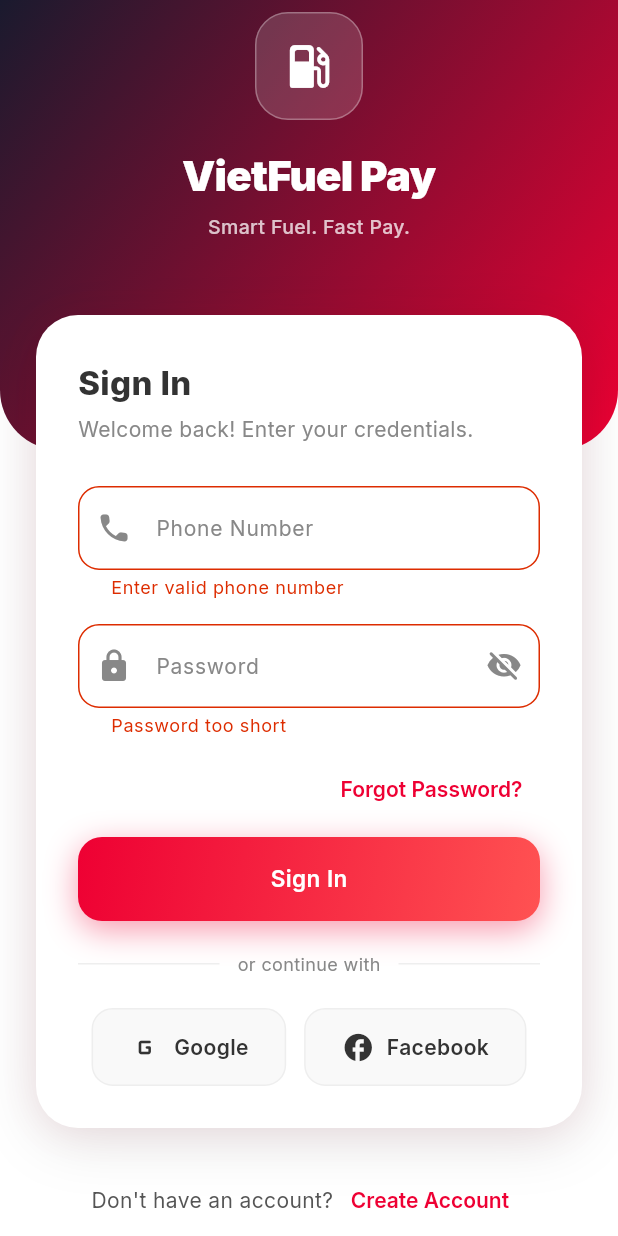
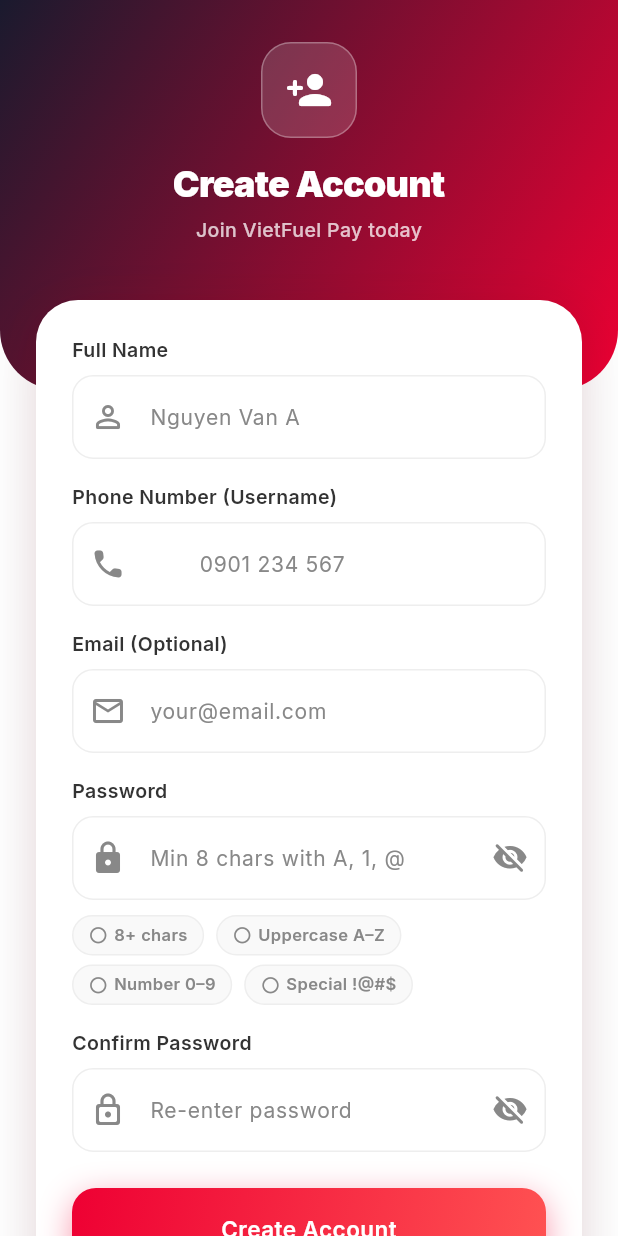
Before and after one commit to JackSkyVN/VietFuel-Pay, a Flutter app: the LoginScreen screen opened by its route, scrolled down 32 dp, after a tap on "Sign In", after a tap on "Create Account", on a phone screen of 412 x 824 dp. Run offline on Flutter 3.47's test engine with Material 3 defaults, Android fonts, the phone set to English and light mode, and no system bars; drawn by our look-alikes of flutter_animate; our stand-ins replace dio, equatable, flutter_map, flutter_riverpod, geolocator, google_fonts and 6 more; accounts and stored records are empty.

Commit message:
Register Section

```diff
--- a/lib/core/constants/app_routes.dart
+++ b/lib/core/constants/app_routes.dart
@@ -2,6 +2,7 @@
   static const String splash = '/';
   static const String onboarding = '/onboarding';
   static const String login = '/login';
+  static const String register = '/register';
   static const String dashboard = '/dashboard';
   static const String offlineQr = '/offline-qr';
   static const String payment = '/payment';
--- a/lib/features/auth/data/datasources/auth_remote_datasource.dart
+++ b/lib/features/auth/data/datasources/auth_remote_datasource.dart
@@ -17,4 +17,25 @@
     );
     return Map<String, dynamic>.from(response.data as Map);
   }
+
+  /// Calls POST /auth/register.
+  /// Returns the raw JSON map (same shape as login) on success.
+  /// Throws [DioException] on network/HTTP errors.
+  Future<Map<String, dynamic>> register({
+    required String fullName,
+    required String phone,
+    required String password,
+    String? email,
+  }) async {
+    final response = await dio.post(
+      '/auth/register',
+      data: {
+        'full_name': fullName,
+        'phone': phone,
+        'password': password,
+        if (email != null && email.isNotEmpty) 'email': email,
+      },
+    );
+    return Map<String, dynamic>.from(response.data as Map);
+  }
 }
--- a/lib/features/auth/presentation/screens/login_screen.dart
+++ b/lib/features/auth/presentation/screens/login_screen.dart
@@ -5,6 +5,7 @@
 import 'package:flutter_riverpod/flutter_riverpod.dart';
 
 import '../../../../core/constants/app_colors.dart';
+import '../../../../core/constants/app_routes.dart';
 import '../../../../core/constants/app_strings.dart';
 import '../../../../core/network/api_client.dart';
 import '../../../../shared/widgets/animated_button.dart';
@@ -330,7 +331,8 @@
                         style: TextStyle(color: AppColors.darkGray),
                       ),
                       TextButton(
-                        onPressed: () {},
+                        onPressed: () =>
+                            Navigator.of(context).pushNamed(AppRoutes.register),
                         child: const Text(AppStrings.signUp),
                       ),
                     ],
--- /dev/null
+++ b/lib/features/auth/presentation/screens/register_screen.dart
@@ -0,0 +1,523 @@
+import 'package:dio/dio.dart';
+import 'package:flutter/material.dart';
+import 'package:flutter/services.dart';
+import 'package:flutter_animate/flutter_animate.dart';
+import 'package:flutter_riverpod/flutter_riverpod.dart';
+
+import '../../../../core/constants/app_colors.dart';
+import '../../../../core/constants/app_routes.dart';
+import '../../../../core/network/api_client.dart';
+import '../../../../shared/widgets/animated_button.dart';
+import '../../data/datasources/auth_remote_datasource.dart';
+import '../providers/auth_providers.dart';
+
+class RegisterScreen extends ConsumerStatefulWidget {
+  const RegisterScreen({super.key});
+
+  @override
+  ConsumerState<RegisterScreen> createState() => _RegisterScreenState();
+}
+
+class _RegisterScreenState extends ConsumerState<RegisterScreen> {
+  final _formKey = GlobalKey<FormState>();
+  final _nameCtrl = TextEditingController();
+  final _phoneCtrl = TextEditingController();
+  final _emailCtrl = TextEditingController();
+  final _passCtrl = TextEditingController();
+  final _confirmCtrl = TextEditingController();
+
+  bool _obscurePass = true;
+  bool _obscureConfirm = true;
+  bool _isLoading = false;
+  String? _errorMessage;
+
+  // Live password-strength indicators
+  bool get _hasUpper => RegExp(r'[A-Z]').hasMatch(_passCtrl.text);
+  bool get _hasNumber => RegExp(r'[0-9]').hasMatch(_passCtrl.text);
+  bool get _hasSpecial =>
+      RegExp(r'[!@#$%^&*(),.?":{}|<>_\-+=/\\[\]~`]').hasMatch(_passCtrl.text);
+  bool get _hasMinLen => _passCtrl.text.length >= 8;
+
+  @override
+  void initState() {
+    super.initState();
+    _passCtrl.addListener(() => setState(() {}));
+  }
+
+  @override
+  void dispose() {
+    _nameCtrl.dispose();
+    _phoneCtrl.dispose();
+    _emailCtrl.dispose();
+    _passCtrl.dispose();
+    _confirmCtrl.dispose();
+    super.dispose();
+  }
+
+  // ── Normalise phone: "901234567" → "0901234567" ────────────────────────────
+  String _normalisePhone(String raw) {
+    String p = raw.trim();
+    if (p.startsWith('84')) return '0${p.substring(2)}';
+    if (!p.startsWith('0')) return '0$p';
+    return p;
+  }
+
+  // ── Submit ─────────────────────────────────────────────────────────────────
+  Future<void> _register() async {
+    setState(() => _errorMessage = null);
+    if (!_formKey.currentState!.validate()) return;
+
+    setState(() => _isLoading = true);
+
+    try {
+      final dio = ref.read(dioProvider);
+      final ds = AuthRemoteDataSource(dio);
+
+      final data = await ds.register(
+        fullName: _nameCtrl.text.trim(),
+        phone: _normalisePhone(_phoneCtrl.text),
+        password: _passCtrl.text,
+        email: _emailCtrl.text.trim().isEmpty ? null : _emailCtrl.text.trim(),
+      );
+
+      await ref.read(authSessionProvider.notifier).login(
+            AuthSession(
+              accessToken: data['access_token'] as String,
+              customerId: data['customer_id'] as String,
+              fullName: data['full_name'] as String,
+              phone: data['phone'] as String,
+            ),
+          );
+
+      if (mounted) {
+        Navigator.of(context).pushNamedAndRemoveUntil(
+          AppRoutes.dashboard,
+          (_) => false,
+        );
+      }
+    } on DioException catch (e) {
+      final statusCode = e.response?.statusCode;
+      final detail = e.response?.data?['detail'] as String?;
+      if (statusCode == 409) {
+        setState(() => _errorMessage =
+            detail ?? 'This phone number is already registered.');
+      } else if (statusCode == 422) {
+        // Pydantic validation error from server
+        final errors = e.response?.data?['detail'];
+        if (errors is List && errors.isNotEmpty) {
+          setState(() => _errorMessage = errors.first['msg'] as String? ??
+              'Validation error. Check your inputs.');
+        } else {
+          setState(() => _errorMessage = detail ?? 'Invalid input.');
+        }
+      } else {
+        setState(() =>
+            _errorMessage = 'Network error. Please check your connection.');
+      }
+    } catch (_) {
+      setState(() => _errorMessage = 'An unexpected error occurred.');
+    } finally {
+      if (mounted) setState(() => _isLoading = false);
+    }
+  }
+
+  // ── Build ──────────────────────────────────────────────────────────────────
+  @override
+  Widget build(BuildContext context) {
+    return Scaffold(
+      backgroundColor: AppColors.white,
+      body: Stack(
+        children: [
+          // Header gradient blob
+          Positioned(
+            top: 0,
+            left: 0,
+            right: 0,
+            height: 260,
+            child: Container(
+              decoration: const BoxDecoration(
+                gradient: LinearGradient(
+                  colors: [Color(0xFF1A1A2E), AppColors.primaryRed],
+                  begin: Alignment.topLeft,
+                  end: Alignment.bottomRight,
+                ),
+                borderRadius:
+                    BorderRadius.vertical(bottom: Radius.circular(40)),
+              ),
+            ),
+          ),
+
+          SafeArea(
+            child: SingleChildScrollView(
+              padding: const EdgeInsets.fromLTRB(24, 0, 24, 40),
+              child: Column(
+                children: [
+                  const SizedBox(height: 28),
+
+                  // Logo area
+                  Column(
+                    children: [
+                      Container(
+                        width: 64,
+                        height: 64,
+                        decoration: BoxDecoration(
+                          color: Colors.white.withValues(alpha: 0.15),
+                          borderRadius: BorderRadius.circular(20),
+                          border: Border.all(
+                              color: Colors.white.withValues(alpha: 0.3)),
+                        ),
+                        child: const Icon(Icons.person_add_rounded,
+                            color: Colors.white, size: 32),
+                      )
+                          .animate()
+                          .scale(duration: 600.ms, curve: Curves.elasticOut),
+                      const SizedBox(height: 12),
+                      const Text(
+                        'Create Account',
+                        style: TextStyle(
+                          color: Colors.white,
+                          fontSize: 24,
+                          fontWeight: FontWeight.w900,
+                          letterSpacing: -0.5,
+                        ),
+                      ).animate().fadeIn(delay: 100.ms, duration: 500.ms),
+                      const SizedBox(height: 4),
+                      Text(
+                        'Join VietFuel Pay today',
+                        style: TextStyle(
+                          color: Colors.white.withValues(alpha: 0.75),
+                          fontSize: 13,
+                          fontWeight: FontWeight.w500,
+                        ),
+                      ).animate().fadeIn(delay: 200.ms, duration: 500.ms),
+                    ],
+                  ),
+
+                  const SizedBox(height: 36),
+
+                  // Form card
+                  Container(
+                    padding: const EdgeInsets.all(24),
+                    decoration: BoxDecoration(
+                      color: AppColors.white,
+                      borderRadius: BorderRadius.circular(28),
+                      boxShadow: AppColors.cardShadow,
+                    ),
+                    child: Form(
+                      key: _formKey,
+                      child: Column(
+                        crossAxisAlignment: CrossAxisAlignment.start,
+                        children: [
+                          // ── Full Name ────────────────────────────────────
+                          _FieldLabel(label: 'Full Name'),
+                          const SizedBox(height: 6),
+                          TextFormField(
+                            controller: _nameCtrl,
+                            textCapitalization: TextCapitalization.words,
+                            decoration: const InputDecoration(
+                              hintText: 'Nguyen Van A',
+                              prefixIcon: Icon(Icons.person_outline_rounded,
+                                  color: AppColors.mediumGray),
+                            ),
+                            validator: (v) => (v == null || v.trim().length < 2)
+                                ? 'Enter your full name (min 2 characters)'
+                                : null,
+                          ),
+                          const SizedBox(height: 16),
+
+                          // ── Phone Number ─────────────────────────────────
+                          _FieldLabel(label: 'Phone Number (Username)'),
+                          const SizedBox(height: 6),
+                          TextFormField(
+                            controller: _phoneCtrl,
+                            keyboardType: TextInputType.phone,
+                            inputFormatters: [
+                              FilteringTextInputFormatter.digitsOnly
+                            ],
+                            decoration: const InputDecoration(
+                              hintText: '0901 234 567',
+                              prefixIcon: Icon(Icons.phone_rounded,
+                                  color: AppColors.mediumGray),
+                              prefixText: '+84 ',
+                            ),
+                            validator: (v) {
+                              if (v == null || v.isEmpty) {
+                                return 'Phone number is required';
+                              }
+                              final normalised = _normalisePhone(v);
+                              final regex =
+                                  RegExp(r'^0[35789][0-9]{8}$');
+                              if (!regex.hasMatch(normalised)) {
+                                return 'Enter a valid Vietnamese mobile number (10 digits, 03/05/07/08/09...)';
+                              }
+                              return null;
+                            },
+                          ),
+                          const SizedBox(height: 16),
+
+                          // ── Email (optional) ─────────────────────────────
+                          _FieldLabel(label: 'Email (Optional)'),
+                          const SizedBox(height: 6),
+                          TextFormField(
+                            controller: _emailCtrl,
+                            keyboardType: TextInputType.emailAddress,
+                            decoration: const InputDecoration(
+                              hintText: 'your@email.com',
+                              prefixIcon: Icon(Icons.email_outlined,
+                                  color: AppColors.mediumGray),
+                            ),
+                            validator: (v) {
+                              if (v == null || v.isEmpty) return null; // optional
+                              if (!RegExp(r'^[^@]+@[^@]+\.[^@]+').hasMatch(v)) {
+                                return 'Enter a valid email address';
+                              }
+                              return null;
+                            },
+                          ),
+                          const SizedBox(height: 16),
+
+                          // ── Password ─────────────────────────────────────
+                          _FieldLabel(label: 'Password'),
+                          const SizedBox(height: 6),
+                          TextFormField(
+                            controller: _passCtrl,
+                            obscureText: _obscurePass,
+                            decoration: InputDecoration(
+                              hintText: 'Min 8 chars with A, 1, @',
+                              prefixIcon: const Icon(Icons.lock_rounded,
+                                  color: AppColors.mediumGray),
+                              suffixIcon: IconButton(
+                                icon: Icon(
+                                  _obscurePass
+                                      ? Icons.visibility_off_rounded
+                                      : Icons.visibility_rounded,
+                                  color: AppColors.mediumGray,
+                                ),
+                                onPressed: () => setState(
+                                    () => _obscurePass = !_obscurePass),
+                              ),
+                            ),
+                            validator: (v) {
+                              if (v == null || v.length < 8) {
+                                return 'Password must be at least 8 characters';
+                              }
+                              if (!RegExp(r'[A-Z]').hasMatch(v)) {
+                                return 'Add at least one uppercase letter (A–Z)';
+                              }
+                              if (!RegExp(r'[0-9]').hasMatch(v)) {
+                                return 'Add at least one number (0–9)';
+                              }
+                              if (!RegExp(
+                                      r'[!@#$%^&*(),.?":{}|<>_\-+=/\\[\]~`]')
+                                  .hasMatch(v)) {
+                                return 'Add at least one special character (!@#\$...)';
+                              }
+                              return null;
+                            },
+                          ),
+                          const SizedBox(height: 10),
+
+                          // ── Password strength row ─────────────────────────
+                          _PasswordStrengthRow(
+                            hasUpper: _hasUpper,
+                            hasNumber: _hasNumber,
+                            hasSpecial: _hasSpecial,
+                            hasMinLen: _hasMinLen,
+                          ),
+                          const SizedBox(height: 16),
+
+                          // ── Confirm Password ──────────────────────────────
+                          _FieldLabel(label: 'Confirm Password'),
+                          const SizedBox(height: 6),
+                          TextFormField(
+                            controller: _confirmCtrl,
+                            obscureText: _obscureConfirm,
+                            decoration: InputDecoration(
+                              hintText: 'Re-enter password',
+                              prefixIcon: const Icon(Icons.lock_outline_rounded,
+                                  color: AppColors.mediumGray),
+                              suffixIcon: IconButton(
+                                icon: Icon(
+                                  _obscureConfirm
+                                      ? Icons.visibility_off_rounded
+                                      : Icons.visibility_rounded,
+                                  color: AppColors.mediumGray,
+                                ),
+                                onPressed: () => setState(
+                                    () => _obscureConfirm = !_obscureConfirm),
+                              ),
+                            ),
+                            validator: (v) {
+                              if (v == null || v.isEmpty) {
+                                return 'Please confirm your password';
+                              }
+                              if (v != _passCtrl.text) {
+                                return 'Passwords do not match';
+                              }
+                              return null;
+                            },
+                          ),
+
+                          // ── Error Banner ──────────────────────────────────
+                          if (_errorMessage != null) ...[
+                            const SizedBox(height: 16),
+                            Container(
+                              padding: const EdgeInsets.symmetric(
+                                  horizontal: 16, vertical: 12),
+                              decoration: BoxDecoration(
+                                color:
+                                    AppColors.primaryRed.withValues(alpha: 0.08),
+                                borderRadius: BorderRadius.circular(12),
+                                border: Border.all(
+                                    color: AppColors.primaryRed
+                                        .withValues(alpha: 0.3)),
+                              ),
+                              child: Row(
+                                crossAxisAlignment: CrossAxisAlignment.start,
+                                children: [
+                                  const Icon(Icons.error_outline_rounded,
+                                      color: AppColors.primaryRed, size: 18),
+                                  const SizedBox(width: 10),
+                                  Expanded(
+                                    child: Text(
+                                      _errorMessage!,
+                                      style: const TextStyle(
+                                        color: AppColors.primaryRed,
+                                        fontSize: 13,
+                                        fontWeight: FontWeight.w500,
+                                      ),
+                                    ),
+                                  ),
+                                ],
+                              ),
+                            ).animate().fadeIn(duration: 300.ms).shake(hz: 2),
+                          ],
+
+                          const SizedBox(height: 24),
+
+                          // ── Submit ────────────────────────────────────────
+                          AnimatedPrimaryButton(
+                            label: 'Create Account',
+                            isLoading: _isLoading,
+                            width: double.infinity,
+                            onTap: _register,
+                          ),
+                        ],
+                      ),
+                    ),
+                  ).animate().fadeIn(delay: 300.ms, duration: 500.ms).slideY(begin: 0.2),
+
+                  const SizedBox(height: 20),
+
+                  // ── Back to login ─────────────────────────────────────────
+                  Row(
+                    mainAxisAlignment: MainAxisAlignment.center,
+                    children: [
+                      const Text('Already have an account?',
+                          style: TextStyle(color: AppColors.darkGray)),
+                      TextButton(
+                        onPressed: () => Navigator.of(context).pop(),
+                        child: const Text('Sign In'),
+                      ),
+                    ],
+                  ).animate().fadeIn(delay: 500.ms, duration: 400.ms),
+                ],
+              ),
+            ),
+          ),
+        ],
+      ),
+    );
+  }
+}
+
+// ── Field Label ───────────────────────────────────────────────────────────────
+
+class _FieldLabel extends StatelessWidget {
+  final String label;
+  const _FieldLabel({required this.label});
+
+  @override
+  Widget build(BuildContext context) {
+    return Text(
+      label,
+      style: const TextStyle(
+        color: AppColors.charcoal,
+        fontSize: 13,
+        fontWeight: FontWeight.w600,
+      ),
+    );
+  }
+}
+
+// ── Password Strength Indicators ──────────────────────────────────────────────
+
+class _PasswordStrengthRow extends StatelessWidget {
+  final bool hasUpper;
+  final bool hasNumber;
+  final bool hasSpecial;
+  final bool hasMinLen;
+
+  const _PasswordStrengthRow({
+    required this.hasUpper,
+    required this.hasNumber,
+    required this.hasSpecial,
+    required this.hasMinLen,
+  });
+
+  @override
+  Widget build(BuildContext context) {
+    return Wrap(
+      spacing: 8,
+      runSpacing: 6,
+      children: [
+        _StrengthChip(label: '8+ chars', met: hasMinLen),
+        _StrengthChip(label: 'Uppercase A–Z', met: hasUpper),
+        _StrengthChip(label: 'Number 0–9', met: hasNumber),
+        _StrengthChip(label: 'Special !@#\$', met: hasSpecial),
+      ],
+    );
+  }
+}
+
+class _StrengthChip extends StatelessWidget {
+  final String label;
+  final bool met;
+  const _StrengthChip({required this.label, required this.met});
+
+  @override
+  Widget build(BuildContext context) {
+    return AnimatedContainer(
+      duration: const Duration(milliseconds: 250),
+      padding: const EdgeInsets.symmetric(horizontal: 10, vertical: 4),
+      decoration: BoxDecoration(
+        color: met
+            ? AppColors.success.withValues(alpha: 0.12)
+            : AppColors.lightGray,
+        borderRadius: BorderRadius.circular(20),
+        border: Border.all(
+          color: met ? AppColors.success : AppColors.borderGray,
+        ),
+      ),
+      child: Row(
+        mainAxisSize: MainAxisSize.min,
+        children: [
+          Icon(
+            met ? Icons.check_circle_rounded : Icons.radio_button_unchecked_rounded,
+            color: met ? AppColors.success : AppColors.mediumGray,
+            size: 13,
+          ),
+          const SizedBox(width: 4),
+          Text(
+            label,
+            style: TextStyle(
+              color: met ? AppColors.success : AppColors.mediumGray,
+              fontSize: 11,
+              fontWeight: FontWeight.w600,
+            ),
+          ),
+        ],
+      ),
+    );
+  }
+}
--- a/lib/main.dart
+++ b/lib/main.dart
@@ -4,6 +4,7 @@
 import 'core/constants/app_routes.dart';
 import 'core/theme/app_theme.dart';
 import 'features/auth/presentation/screens/login_screen.dart';
+import 'features/auth/presentation/screens/register_screen.dart';
 import 'features/onboarding/presentation/screens/onboarding_screen.dart';
 import 'features/payment/presentation/screens/payment_success_screen.dart';
 import 'features/scanner/presentation/screens/plate_scanner_screen.dart';
@@ -62,6 +63,9 @@
         break;
       case AppRoutes.login:
         page = const LoginScreen();
+        break;
+      case AppRoutes.register:
+        page = const RegisterScreen();
         break;
       case AppRoutes.dashboard:
         page = const MainShell();
```
